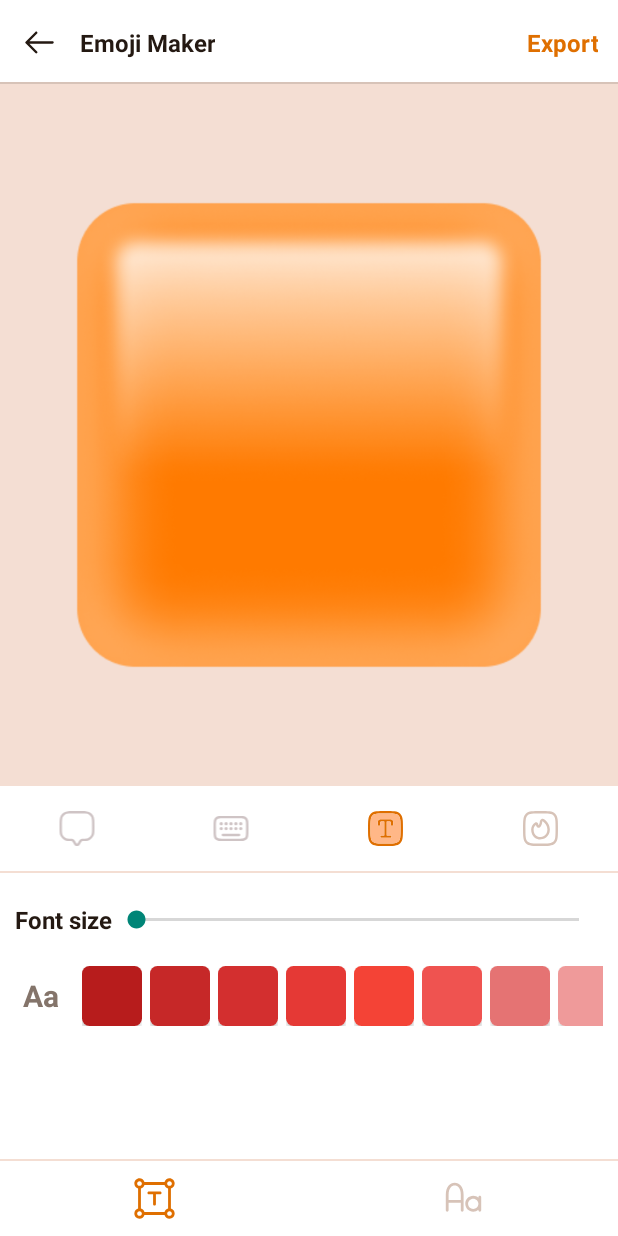
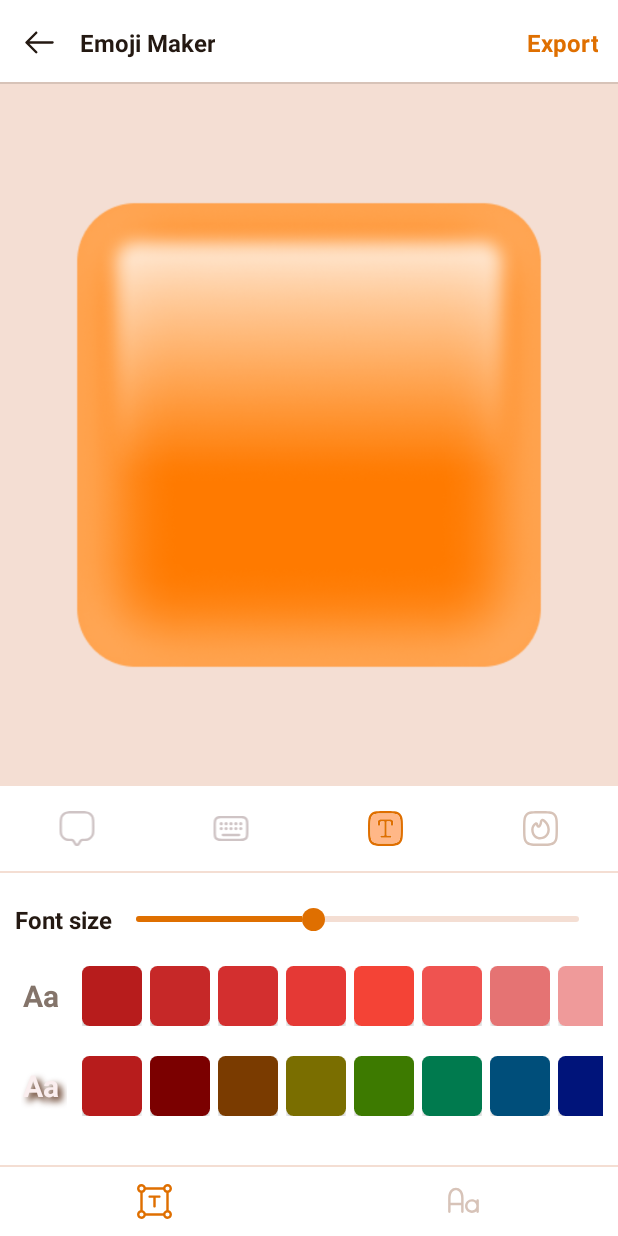
Before and after one commit to quangdao03/Emoji, an Android app: the CreateTextActivity screen opened directly, with no data from a screen before it, after a tap on an icon or button, on a phone screen of 412 x 824 dp. Run offline under Robolectric (Android 15) with nearby library versions, the phone set to English and light mode, and no system bars; our stand-ins replace sdp/ssp sizes; 3 other taps on this screen came first.

Commit message:
update sticker text next

```diff
--- a/app/src/main/java/com/example/emojitest/CreateTextActivity.java
+++ b/app/src/main/java/com/example/emojitest/CreateTextActivity.java
@@ -1,6 +1,7 @@
 package com.example.emojitest;
 
 import androidx.appcompat.app.AppCompatActivity;
+import androidx.core.content.ContextCompat;
 import androidx.recyclerview.widget.DefaultItemAnimator;
 import androidx.recyclerview.widget.GridLayoutManager;
 import androidx.recyclerview.widget.LinearLayoutManager;
@@ -13,35 +14,35 @@ import android.content.res.Resources;
 import android.graphics.Bitmap;
 import android.graphics.Color;
 import android.graphics.drawable.ColorDrawable;
+import android.graphics.drawable.Drawable;
 import android.os.Build;
 import android.os.Bundle;
 import android.util.DisplayMetrics;
 import android.view.Gravity;
 import android.view.MotionEvent;
 import android.view.View;
+import android.view.ViewGroup;
 import android.view.inputmethod.InputMethodManager;
 import android.widget.Button;
 import android.widget.EditText;
 import android.widget.ImageView;
 import android.widget.RelativeLayout;
+import android.widget.SeekBar;
 import android.widget.Toast;
 
 import com.bumptech.glide.Glide;
 import com.example.emojitest.adapter.BackgroundAdapter;
 import com.example.emojitest.adapter.ColorCodeAdapter;
-import com.example.emojitest.adapter.IconAdapter;
 import com.example.emojitest.databinding.ActivityCreateTextBinding;
 import com.example.emojitest.model.Background;
-import com.example.emojitest.model.Icon;
-import com.example.emojitest.model.ObjColorCodeNeon;
-import com.example.emojitest.stickerviewclass.StickerImageView;
+import com.example.emojitest.model.ObjColorCode;
 import com.example.emojitest.textclass.TextImageView;
+import com.example.emojitest.textclass.TextSticker;
 import com.example.emojitest.textclass.TextStickerView;
 import com.example.emojitest.util.ColorList;
 
 import java.io.IOException;
 import java.util.ArrayList;
-import java.util.List;
 import java.util.Random;
 
 public class CreateTextActivity extends AppCompatActivity {
@@ -49,13 +50,18 @@ public class CreateTextActivity extends AppCompatActivity {
     RecyclerView rcy_bg;
     com.example.emojitest.adapter.BackgroundAdapter BackgroundAdapter;
     ArrayList<Background> backgroundList = new ArrayList<>();
-    ArrayList<ObjColorCodeNeon> objColorCodes = new ArrayList<>();
+    ArrayList<ObjColorCode> objColorCodes = new ArrayList<>();
+    ArrayList<ObjColorCode> objColorCodesShadow = new ArrayList<>();
     ActivityCreateTextBinding binding;
     ArrayList<Integer> stickerviewId = new ArrayList<>();
     public static Bitmap editTextBitmap;
     EditText edit_text;
     ImageView back;
     ColorCodeAdapter colorCodeAdapter;
+    String text = "";
+
+    TextSticker textSticker;
+
     @Override
     protected void onCreate(Bundle savedInstanceState) {
         super.onCreate(savedInstanceState);
@@ -67,6 +73,7 @@ public class CreateTextActivity extends AppCompatActivity {
         initView();
         getBackground();
         objColorCodes = ColorList.ObjColorCodeList();
+        objColorCodesShadow = ColorList.ObjColorCodeListShadow();
     }
 
     private void initView() {
@@ -90,6 +97,7 @@ public class CreateTextActivity extends AppCompatActivity {
             binding.imgBackground.setImageResource(R.drawable.ic_selected_no);
             binding.igKeyboard.setImageResource(R.drawable.ic_keyboard);
             getColor();
+            getShadowColor();
         });
         binding.imgTextOk.setOnClickListener(view -> {
             binding.rlTextControl.setVisibility(View.GONE);
@@ -106,7 +114,7 @@ public class CreateTextActivity extends AppCompatActivity {
             binding.imgTextOk.setImageResource(R.drawable.ic_symbol);
             binding.imgFontColor.setImageResource(R.drawable.ic_text);
             binding.imgBackground.setImageResource(R.drawable.ic_selected_no);
-            Button cancel,ok;
+            Button cancel, ok;
             final Dialog dialog = new Dialog(CreateTextActivity.this);
             dialog.setContentView(R.layout.layout_dialog_text);
             dialog.getWindow().setGravity(Gravity.CENTER);
@@ -139,12 +147,46 @@ public class CreateTextActivity extends AppCompatActivity {
                 return false;
             }
         });
+        Drawable thumb1 = ContextCompat.getDrawable(this, R.drawable.see_bar);
+        binding.seeBar.setThumb(thumb1);
+        int min  = 0;
+        int max = 50;
+        if (Build.VERSION.SDK_INT >= Build.VERSION_CODES.O) {
+            binding.seeBar.setMin(min);
+        }
+        binding.seeBar.setMax(max);
+        binding.seeBar.setProgress(20);
+        final int minSize = convertDpToPixel(10, CreateTextActivity.this);
+        final int maxSize = convertDpToPixel(50, CreateTextActivity.this);
+        binding.seeBar.setOnSeekBarChangeListener(new SeekBar.OnSeekBarChangeListener() {
+            @Override
+            public void onProgressChanged(SeekBar seekBar, int i, boolean b) {
+                if (textSticker == null){
+                    Toast.makeText(CreateTextActivity.this, "please add text", Toast.LENGTH_SHORT).show();
+                }else {
+                    int initialProgress = seekBar.getProgress();
+                    int size = minSize + (int) ((maxSize - minSize) * (float) initialProgress / seekBar.getMax());
 
+                    // Cập nhật kích thước của TextSticker
+                    textSticker.setTextSize(size);
+                }
+            }
+
+            @Override
+            public void onStartTrackingTouch(SeekBar seekBar) {
+
+            }
+
+            @Override
+            public void onStopTrackingTouch(SeekBar seekBar) {
+
+            }
+        });
     }
 
     private void getBackground() {
-        GridLayoutManager linearLayoutManager = new GridLayoutManager( this,6, RecyclerView. VERTICAL, false);
-        rcy_bg.setLayoutManager (linearLayoutManager);
+        GridLayoutManager linearLayoutManager = new GridLayoutManager(this, 6, RecyclerView.VERTICAL, false);
+        rcy_bg.setLayoutManager(linearLayoutManager);
         rcy_bg.setHasFixedSize(true);
         BackgroundAdapter = new BackgroundAdapter(this, new BackgroundAdapter.iClickListener() {
             @Override
@@ -155,6 +197,7 @@ public class CreateTextActivity extends AppCompatActivity {
         rcy_bg.setAdapter(BackgroundAdapter);
         BackgroundAdapter.addAll(backgroundList);
     }
+
     public ArrayList<Background> listSticker1(String dirFrom, String path, ArrayList<Background> emojiLists) {
 
         emojiLists = new ArrayList<>();
@@ -173,13 +216,19 @@ public class CreateTextActivity extends AppCompatActivity {
         }
         return emojiLists;
     }
+
     private void addtext(Bitmap bitmap) {
-        final TextImageView textSticker = new TextImageView(CreateTextActivity.this, onTouchSticker1);
-        textSticker.setImageBitmap(bitmap);
-        int size = convertDpToPixel(100, CreateTextActivity.this);
+        textSticker = new TextSticker(CreateTextActivity.this, onTouchSticker1);
+        textSticker.setTextColor(Color.BLACK);
+        textSticker.setTextSize(20);
+        textSticker.setText(edit_text.getText().toString().trim());
+        textSticker.setShadowEffect(8,4,4,Color.BLACK);
+
+        int size = convertDpToPixel(150, CreateTextActivity.this);
+        int sizeh = convertDpToPixel(100, CreateTextActivity.this);
         RelativeLayout.LayoutParams params = new RelativeLayout.LayoutParams(
                 size,
-                size
+                sizeh
         );
         params.addRule(RelativeLayout.CENTER_IN_PARENT);
         textSticker.setLayoutParams(params);
@@ -199,27 +248,11 @@ public class CreateTextActivity extends AppCompatActivity {
         binding.rlBg.addView(textSticker);
 
     }
-    public TextStickerView.OnTouchSticker onTouchSticker1 = new TextStickerView.OnTouchSticker() {
-        @Override
-        public void onTouchedSticker() {
-            removeBorder();
-        }
-    };
-    private void removeBorder() {
 
-        for (int i = 0; i < stickerviewId.size(); i++) {
-            View view = binding.rlBg.findViewById(stickerviewId.get(i));
-            if (view instanceof TextStickerView) {
-                TextStickerView textStickerView = (TextStickerView) view;
-                textStickerView.setControlItemsHidden(true);
-            }
-        }
-    }
     private Bitmap getMainFrameBitmap() {
         edit_text.setCursorVisible(false);
         edit_text.setDrawingCacheEnabled(true);
         edit_text.buildDrawingCache();
-
         Bitmap bitmap = Bitmap.createBitmap(edit_text.getDrawingCache());
         if (Build.VERSION.SDK_INT >= Build.VERSION_CODES.KITKAT) {
             bitmap.setConfig(Bitmap.Config.ARGB_8888);
@@ -252,25 +285,68 @@ public class CreateTextActivity extends AppCompatActivity {
         bmp = Bitmap.createBitmap(bmp, left, top, imgWidth - left - right, imgHeight - top - bottom);
         return bmp;
     }
+
+    public TextStickerView.OnTouchSticker onTouchSticker1 = new TextStickerView.OnTouchSticker() {
+        @Override
+        public void onTouchedSticker() {
+            removeBorder();
+        }
+    };
+
+    private void removeBorder() {
+
+        for (int i = 0; i < stickerviewId.size(); i++) {
+            View view = binding.rlBg.findViewById(stickerviewId.get(i));
+            if (view instanceof TextStickerView) {
+                TextStickerView textStickerView = (TextStickerView) view;
+                textStickerView.setControlItemsHidden(true);
+            }
+        }
+    }
+
     private static int convertDpToPixel(float dp, Context context) {
         Resources resources = context.getResources();
         DisplayMetrics metrics = resources.getDisplayMetrics();
         float px = dp * (metrics.densityDpi / 160f);
         return (int) px;
     }
-    private void getColor(){
-        LinearLayoutManager linearLayoutManager = new LinearLayoutManager( this, RecyclerView. HORIZONTAL, false);
-        binding.rcyColor.setLayoutManager (linearLayoutManager);
+
+    private void getColor() {
+        LinearLayoutManager linearLayoutManager = new LinearLayoutManager(this, RecyclerView.HORIZONTAL, false);
+        binding.rcyColor.setLayoutManager(linearLayoutManager);
         binding.rcyColor.setHasFixedSize(true);
         colorCodeAdapter = new ColorCodeAdapter(CreateTextActivity.this, new ColorCodeAdapter.Interfacecolor() {
 
             @Override
             public void onClick(String colorpath) {
-//                edtText.setTextColor(Color.parseColor(colorpath));
+                if (textSticker == null) {
+                    Toast.makeText(CreateTextActivity.this, "please add text", Toast.LENGTH_SHORT).show();
+                } else {
+                    textSticker.setTextColor(Color.parseColor(colorpath));
+                }
             }
         });
         binding.rcyColor.setItemAnimator(new DefaultItemAnimator());
         binding.rcyColor.setAdapter(colorCodeAdapter);
         colorCodeAdapter.addAll(objColorCodes);
     }
+    private void getShadowColor() {
+        LinearLayoutManager linearLayoutManager = new LinearLayoutManager(this, RecyclerView.HORIZONTAL, false);
+        binding.rcyColorShadow.setLayoutManager(linearLayoutManager);
+        binding.rcyColorShadow.setHasFixedSize(true);
+        colorCodeAdapter = new ColorCodeAdapter(CreateTextActivity.this, new ColorCodeAdapter.Interfacecolor() {
+
+            @Override
+            public void onClick(String colorpath) {
+                if (textSticker == null) {
+                    Toast.makeText(CreateTextActivity.this, "please add text", Toast.LENGTH_SHORT).show();
+                } else {
+                    textSticker.setShadowEffect(8,4,4,Color.parseColor(colorpath));
+                }
+            }
+        });
+        binding.rcyColorShadow.setItemAnimator(new DefaultItemAnimator());
+        binding.rcyColorShadow.setAdapter(colorCodeAdapter);
+        colorCodeAdapter.addAll(objColorCodesShadow);
+    }
 }
--- a/app/src/main/java/com/example/emojitest/adapter/ColorCodeAdapter.java
+++ b/app/src/main/java/com/example/emojitest/adapter/ColorCodeAdapter.java
@@ -13,13 +13,13 @@ import androidx.recyclerview.widget.RecyclerView;
 
 
 import com.example.emojitest.R;
-import com.example.emojitest.model.ObjColorCodeNeon;
+import com.example.emojitest.model.ObjColorCode;
 
 import java.util.ArrayList;
 
 public class ColorCodeAdapter extends RecyclerView.Adapter<ColorCodeAdapter.MyViewHolder> {
 
-    ArrayList<ObjColorCodeNeon> objColorCodes = new ArrayList<>();
+    ArrayList<ObjColorCode> objColorCodes = new ArrayList<>();
     Context context;
     Interfacecolor interfacecolor;
     private int selectedPosition = -1;
@@ -87,7 +87,7 @@ public class ColorCodeAdapter extends RecyclerView.Adapter<ColorCodeAdapter.MyVi
         }
     }
 
-    public void addAll(ArrayList<ObjColorCodeNeon> data) {
+    public void addAll(ArrayList<ObjColorCode> data) {
         try {
             this.objColorCodes.clear();
             this.objColorCodes.addAll(data);
--- a/app/src/main/java/com/example/emojitest/model/ObjColorCodeNeon.java
+++ b/app/src/main/java/com/example/emojitest/model/ObjColorCode.java
@@ -1,9 +1,9 @@
 package com.example.emojitest.model;
 
-public class ObjColorCodeNeon {
+public class ObjColorCode {
     public String strColor;
 
-    public ObjColorCodeNeon(String strColor) {
+    public ObjColorCode(String strColor) {
         this.strColor = strColor;
     }
 
--- a/app/src/main/java/com/example/emojitest/util/ColorList.java
+++ b/app/src/main/java/com/example/emojitest/util/ColorList.java
@@ -3,66 +3,90 @@ package com.example.emojitest.util;
 
 
 
-import com.example.emojitest.model.ObjColorCodeNeon;
+import com.example.emojitest.model.ObjColorCode;
 
 import java.util.ArrayList;
 
 
 public class ColorList {
 
-    public static ArrayList<ObjColorCodeNeon> ObjColorCodeList() {
-        ArrayList<ObjColorCodeNeon> objColorCode = new ArrayList<ObjColorCodeNeon>();
-        ObjColorCodeNeon ObjColorCode = new ObjColorCodeNeon("#B71C1C");
+    public static ArrayList<ObjColorCode> ObjColorCodeList() {
+        ArrayList<ObjColorCode> objColorCode = new ArrayList<ObjColorCode>();
+        ObjColorCode ObjColorCode = new ObjColorCode("#B71C1C");
         objColorCode.add(ObjColorCode);
 
-        ObjColorCode = new ObjColorCodeNeon("#C62828");
+        ObjColorCode = new ObjColorCode("#C62828");
         objColorCode.add(ObjColorCode);
-        ObjColorCode = new ObjColorCodeNeon("#D32F2F");
+        ObjColorCode = new ObjColorCode("#D32F2F");
         objColorCode.add(ObjColorCode);
-        ObjColorCode = new ObjColorCodeNeon("#E53935");
+        ObjColorCode = new ObjColorCode("#E53935");
         objColorCode.add(ObjColorCode);
-        ObjColorCode = new ObjColorCodeNeon("#F44336");
+        ObjColorCode = new ObjColorCode("#F44336");
         objColorCode.add(ObjColorCode);
-        ObjColorCode = new ObjColorCodeNeon("#EF5350");
+        ObjColorCode = new ObjColorCode("#EF5350");
         objColorCode.add(ObjColorCode);
-        ObjColorCode = new ObjColorCodeNeon("#E57373");
+        ObjColorCode = new ObjColorCode("#E57373");
         objColorCode.add(ObjColorCode);
-        ObjColorCode = new ObjColorCodeNeon("#EF9A9A");
+        ObjColorCode = new ObjColorCode("#EF9A9A");
         objColorCode.add(ObjColorCode);
 
 
-        ObjColorCode = new ObjColorCodeNeon("#880E4F");
+        ObjColorCode = new ObjColorCode("#880E4F");
         objColorCode.add(ObjColorCode);
-        ObjColorCode = new ObjColorCodeNeon("#AD1457");
+        ObjColorCode = new ObjColorCode("#AD1457");
         objColorCode.add(ObjColorCode);
-        ObjColorCode = new ObjColorCodeNeon("#C2185B");
+        ObjColorCode = new ObjColorCode("#C2185B");
         objColorCode.add(ObjColorCode);
-        ObjColorCode = new ObjColorCodeNeon("#D81B60");
+        ObjColorCode = new ObjColorCode("#D81B60");
         objColorCode.add(ObjColorCode);
-        ObjColorCode = new ObjColorCodeNeon("#E91E63");
+        ObjColorCode = new ObjColorCode("#E91E63");
         objColorCode.add(ObjColorCode);
-        ObjColorCode = new ObjColorCodeNeon("#EC407A");
+        ObjColorCode = new ObjColorCode("#EC407A");
         objColorCode.add(ObjColorCode);
-        ObjColorCode = new ObjColorCodeNeon("#F06292");
+        ObjColorCode = new ObjColorCode("#F06292");
         objColorCode.add(ObjColorCode);
-        ObjColorCode = new ObjColorCodeNeon("#F48FB1");
+        ObjColorCode = new ObjColorCode("#F48FB1");
         objColorCode.add(ObjColorCode);
 
-        ObjColorCode = new ObjColorCodeNeon("#4A148C");
+        ObjColorCode = new ObjColorCode("#4A148C");
         objColorCode.add(ObjColorCode);
-        ObjColorCode = new ObjColorCodeNeon("#6A1B9A");
+        ObjColorCode = new ObjColorCode("#6A1B9A");
         objColorCode.add(ObjColorCode);
-        ObjColorCode = new ObjColorCodeNeon("#7B1FA2");
+        ObjColorCode = new ObjColorCode("#7B1FA2");
         objColorCode.add(ObjColorCode);
-        ObjColorCode = new ObjColorCodeNeon("#8E24AA");
+        ObjColorCode = new ObjColorCode("#8E24AA");
         objColorCode.add(ObjColorCode);
-        ObjColorCode = new ObjColorCodeNeon("#9C27B0");
+        ObjColorCode = new ObjColorCode("#9C27B0");
         objColorCode.add(ObjColorCode);
-        ObjColorCode = new ObjColorCodeNeon("#AB47BC");
+        ObjColorCode = new ObjColorCode("#AB47BC");
         objColorCode.add(ObjColorCode);
-        ObjColorCode = new ObjColorCodeNeon("#BA68C8");
+        ObjColorCode = new ObjColorCode("#BA68C8");
         objColorCode.add(ObjColorCode);
-        ObjColorCode = new ObjColorCodeNeon("#CE93D8");
+        ObjColorCode = new ObjColorCode("#CE93D8");
+        objColorCode.add(ObjColorCode);
+        return objColorCode;
+    }
+    public static ArrayList<ObjColorCode> ObjColorCodeListShadow() {
+        ArrayList<ObjColorCode> objColorCode = new ArrayList<ObjColorCode>();
+        ObjColorCode ObjColorCode = new ObjColorCode("#B71C1C");
+        objColorCode.add(ObjColorCode);
+
+
+        ObjColorCode = new ObjColorCode("#7B0000");
+        objColorCode.add(ObjColorCode);
+        ObjColorCode = new ObjColorCode("#7A3B00");
+        objColorCode.add(ObjColorCode);
+        ObjColorCode = new ObjColorCode("#7A6E00");
+        objColorCode.add(ObjColorCode);
+        ObjColorCode = new ObjColorCode("#3D7A00");
+        objColorCode.add(ObjColorCode);
+        ObjColorCode = new ObjColorCode("#007A4E");
+        objColorCode.add(ObjColorCode);
+        ObjColorCode = new ObjColorCode("#004E7A");
+        objColorCode.add(ObjColorCode);
+        ObjColorCode = new ObjColorCode("#00147A");
+        objColorCode.add(ObjColorCode);
+        ObjColorCode = new ObjColorCode("#CE93D8");
         objColorCode.add(ObjColorCode);
         return objColorCode;
     }
--- /dev/null
+++ b/app/src/main/res/drawable/see_bar.xml
@@ -0,0 +1,9 @@
+<vector xmlns:android="http://schemas.android.com/apk/res/android"
+    android:width="15dp"
+    android:height="15dp"
+    android:viewportWidth="15"
+    android:viewportHeight="15">
+  <path
+      android:pathData="M7.5,7.5m-7.5,0a7.5,7.5 0,1 1,15 0a7.5,7.5 0,1 1,-15 0"
+      android:fillColor="#DF6F00"/>
+</vector>
--- /dev/null
+++ b/app/src/main/res/drawable/see_bar_on.xml
@@ -0,0 +1,22 @@
+<?xml version="1.0" encoding="utf-8"?>
+<layer-list xmlns:android="http://schemas.android.com/apk/res/android">
+    <item android:id="@android:id/background">
+        <shape>
+            <gradient
+                android:endColor="#F4DED3"
+                android:startColor="#F4DED3" />
+            <corners android:radius="8dp" />
+        </shape>
+    </item>
+
+    <item android:id="@android:id/progress">
+        <clip>
+            <shape>
+                <gradient
+                    android:endColor="#F4DED3"
+                    android:startColor="#F4DED3" />
+                <corners android:radius="8dp" />
+            </shape>
+        </clip>
+    </item>
+</layer-list>
--- a/app/src/main/res/layout/activity_create_text.xml
+++ b/app/src/main/res/layout/activity_create_text.xml
@@ -108,12 +108,18 @@
                     android:text="Font size"
                     style="@style/TextViewBase"/>
                 <SeekBar
+                    android:progressDrawable="@drawable/see_bar_on"
+                    android:maxHeight="4dp"
+                    android:minHeight="4dp"
+                    android:progressTint="#DF6F00"
+                    android:id="@+id/see_bar"
                     android:layout_centerInParent="true"
                     android:layout_toEndOf="@id/font_size"
                     android:layout_width="match_parent"
                     android:layout_height="wrap_content"/>
             </RelativeLayout>
             <RelativeLayout
+                android:id="@+id/rl_color_text"
                 android:layout_below="@id/rl_font_size"
                 android:layout_marginTop="@dimen/dp20"
                 android:layout_marginHorizontal="@dimen/dp10"
@@ -137,6 +143,35 @@
                     android:layout_width="match_parent"
                     android:layout_height="wrap_content"/>
             </RelativeLayout>
+            <RelativeLayout
+                android:id="@+id/rl_color_text_shadow"
+                android:layout_below="@id/rl_color_text"
+                android:layout_marginTop="@dimen/dp20"
+                android:layout_marginHorizontal="@dimen/dp10"
+                android:layout_width="match_parent"
+                android:layout_height="wrap_content">
+                <TextView
+                    android:shadowDx="4"
+                    android:shadowDy="4"
+                    android:shadowRadius="6"
+                    android:shadowColor="#481A00"
+                    android:padding="@dimen/dp5"
+                    android:layout_centerVertical="true"
+                    android:gravity="center"
+                    android:layout_marginEnd="@dimen/dp10"
+                    android:textSize="@dimen/sp20"
+                    android:textColor="#FAEEEF"
+                    android:textStyle="bold"
+                    android:id="@+id/text_color_shadow"
+                    android:text="Aa"
+                    style="@style/TextViewBase"/>
+                <androidx.recyclerview.widget.RecyclerView
+                    android:layout_centerInParent="true"
+                    android:id="@+id/rcy_color_shadow"
+                    android:layout_toEndOf="@id/text_color_shadow"
+                    android:layout_width="match_parent"
+                    android:layout_height="wrap_content"/>
+            </RelativeLayout>
             <View
                 android:id="@+id/view2"
                 android:background="#F4DED3"
@@ -151,16 +186,17 @@
                 android:layout_width="match_parent"
                 android:layout_height="wrap_content">
                 <ImageView
+                    android:id="@+id/choose_text"
                     android:src="@drawable/ic_text_scale"
                     android:layout_weight="1"
                     android:layout_width="0dp"
-                    android:layout_height="30dp"/>
+                    android:layout_height="26dp"/>
                 <ImageView
+                    android:id="@+id/choose_font"
                     android:src="@drawable/ic_style_font"
                     android:layout_weight="1"
                     android:layout_width="0dp"
-                    android:layout_height="30dp"/>
-
+                    android:layout_height="26dp"/>
             </LinearLayout>
         </RelativeLayout>
 
--- a/app/src/main/res/layout/layout_dialog_text.xml
+++ b/app/src/main/res/layout/layout_dialog_text.xml
@@ -25,6 +25,10 @@
             android:layout_width="match_parent"
             android:layout_height="wrap_content">
             <androidx.appcompat.widget.AppCompatEditText
+                android:shadowDx="4"
+                android:shadowDy="4"
+                android:shadowRadius="6"
+                android:shadowColor="#D7C3B8"
                 android:background="@null"
                 android:id="@+id/edit_text"
                 android:textColorHint="#D7C3B8"
```
Also changed, not shown: app/src/main/java/com/example/emojitest/adapter/FontAdapter.java (added, +109 -0 lines), app/src/main/java/com/example/emojitest/model/ObjFont.java (added, +22 -0 lines), app/src/main/java/com/example/emojitest/textclass/TextImageView.java (+6 -1 lines), app/src/main/java/com/example/emojitest/textclass/TextSticker.java (added, +82 -0 lines), app/src/main/res/drawable/shadow_bg.xml (added, +17 -0 lines), app/src/main/res/layout/item_font.xml (added, +19 -0 lines).
